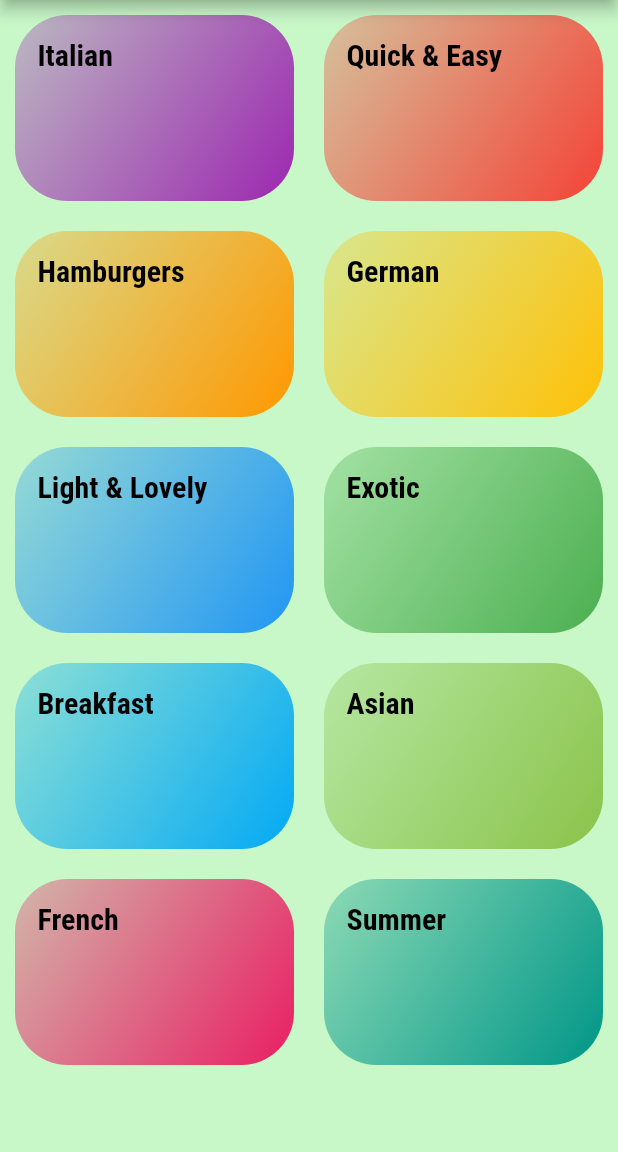
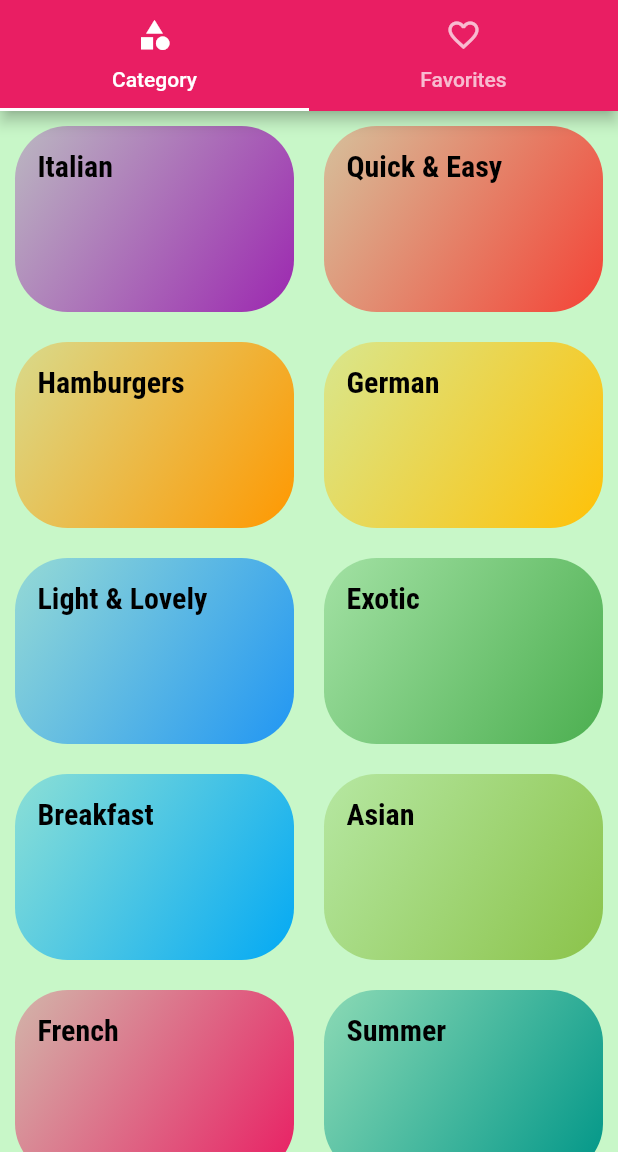
Before and after one commit to Khawajafakhar/MealsApp, a Flutter app: the screen it shows after launch, on a phone screen of 412 x 824 dp, the part 84-1236 px from its top. Run offline on Flutter 3.47's test engine with Material 2 defaults, Android fonts, the phone set to English and light mode, and no system bars.

Commit message:
top tab Bar Added

```diff
--- a/lib/Screens/catagories_screen.dart
+++ b/lib/Screens/catagories_screen.dart
@@ -10,7 +10,6 @@ class CategoriesScreen extends StatelessWidget {
   @override
   Widget build(BuildContext context) {
     return Scaffold(
-      appBar: AppBar(title: const Text('Recipe App'),backgroundColor: Theme.of(context).primaryColor,),
       body: Container(color: Theme.of(context).backgroundColor,
         child: GridView(padding: const EdgeInsets.all(10),
           gridDelegate: const SliverGridDelegateWithMaxCrossAxisExtent(
--- /dev/null
+++ b/lib/Screens/tabs_screen.dart
@@ -0,0 +1,33 @@
+import 'package:flutter/material.dart';
+import 'package:meals_app/Screens/catagories_screen.dart';
+import 'package:meals_app/Screens/favorites_screen.dart';
+
+class TabsScreen extends StatefulWidget {
+  const TabsScreen({Key? key}) : super(key: key);
+
+  @override
+  State<TabsScreen> createState() => _TabsScreenState();
+}
+
+class _TabsScreenState extends State<TabsScreen> {
+  @override
+  Widget build(BuildContext context) {
+    return DefaultTabController(
+        length: 2,
+        child: Scaffold(
+          appBar: AppBar(
+            title: const Text('Recipe App'),
+            backgroundColor: Theme.of(context).primaryColor,
+            bottom: const TabBar(tabs: [
+              Tab(
+                icon: Icon(Icons.category),
+                text: 'Category',
+              ),
+              Tab(icon: Icon(Icons.favorite_border), text: 'Favorites'),
+            ]),
+          ),
+          body: const TabBarView(
+              children: [CategoriesScreen(), FavoriteScreen()]),
+        ));
+  }
+}
--- a/lib/main.dart
+++ b/lib/main.dart
@@ -1,5 +1,6 @@
 import 'package:flutter/material.dart';
 import 'package:meals_app/Screens/meals_details_screeen.dart';
+import 'package:meals_app/Screens/tabs_screen.dart';
 import './widgets/categories_item.dart';
 import './Screens/category_recipe_screen.dart';
 import './Screens/catagories_screen.dart';
@@ -31,7 +32,7 @@ class MyApp extends StatelessWidget {
       //  home: CategoriesScreen(),
       initialRoute: '/',
       routes: {
-        '/': (context) => const CategoriesScreen(),
+        '/': (context) => const TabsScreen(),
         CategoriesScreen.categoriesScreenRouteKey: (context) =>
             CategoryRecipeScreen(),
         MealsDetailsScreen.MealsDetailsScreenRouteKey: (context) =>
```
Also changed, not shown: lib/Screens/favorites_screen.dart (added, +13 -0 lines), lib/Screens/meals_details_screeen.dart (+60 -12 lines).
